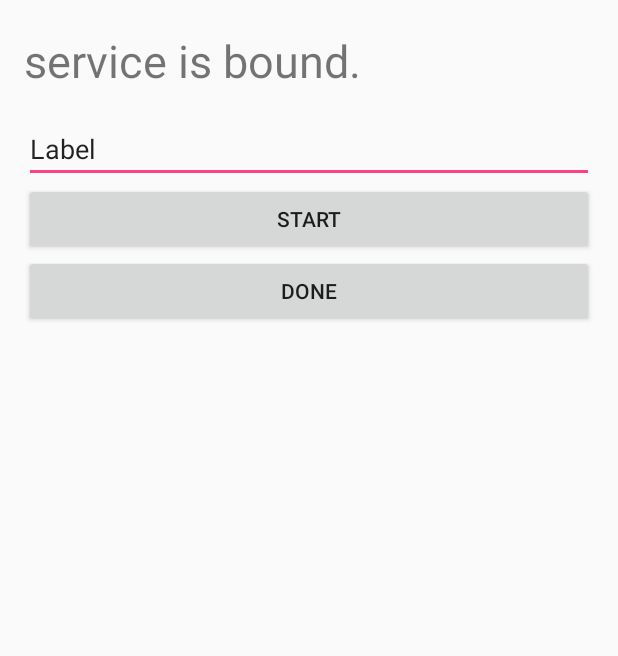
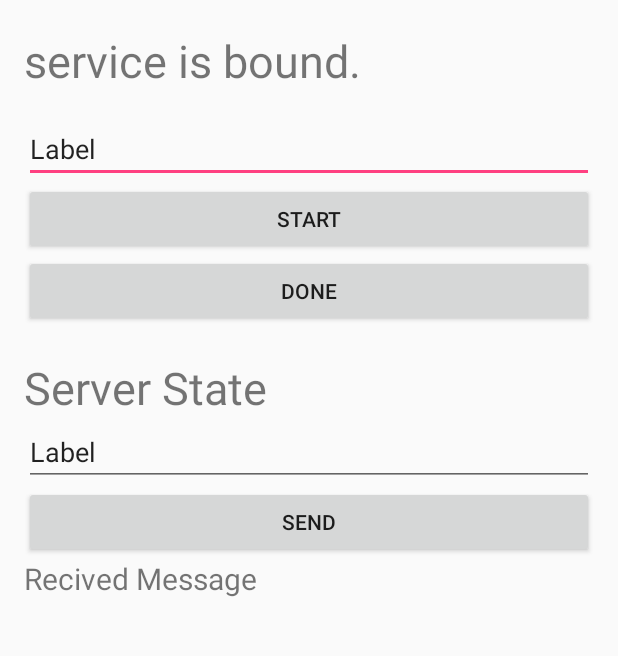
Before and after one commit to cjackie/ActivitiesPrediction, an Android app: the screen it shows after launch (MainActivity), on a phone screen of 412 x 824 dp, the part 137-793 px from its top. Run offline under Robolectric (Android 15) with nearby library versions, the phone set to English and light mode, and no system bars; 1 statement that could not run was skipped.

Commit message:
Socket communication btween phone and server completed

```diff
--- a/ActivityRecognition/mobile/src/main/java/stonybrook/ese/seniordesign/activityrecognition/MainActivity.java
+++ b/ActivityRecognition/mobile/src/main/java/stonybrook/ese/seniordesign/activityrecognition/MainActivity.java
@@ -22,6 +22,11 @@ import com.google.android.gms.wearable.DataItem;
 import com.google.android.gms.wearable.Wearable;
 
 
+import java.net.InetAddress;
+import java.net.InetSocketAddress;
+import java.net.Proxy;
+import java.net.Socket;
+
 import stonybrook.ese.seniordesign.activityrecognition.sensordata.AccelerometerDataItem;
 import stonybrook.ese.seniordesign.activityrecognition.sensordata.GyroscopeDataItem;
 import stonybrook.ese.seniordesign.activityrecognition.sensordata.SensorLocalStorage;
@@ -29,7 +34,8 @@ import stonybrook.ese.seniordesign.activityrecognition.sensordata.SensorLocalSto
 
 
 public class MainActivity extends AppCompatActivity implements ServiceConnection {
-
+    public final static String SERVER_ADDR = "www.kbumsik.net";
+    public final static int SERVER_PORT = 9999;
     public final static String TAG = "ACTIVITY_RECOGNITION_P";
 
     private TextView mStateText;
@@ -38,11 +44,22 @@ public class MainActivity extends AppCompatActivity implements ServiceConnection
     private Button mDoneBtn;
     private SensorDataStoringService mServcie;
 
+    // UI for communication
+    private TextView mCommStateText;
+    private EditText mCommSendMsgText;
+    private Button mCommSendBtn;
+    private TextView mCommRecvMsgText;
+    CommTask commTask;
+
+    // Communication component
+    Socket comm;
+
     @Override
     protected void onCreate(Bundle savedInstanceState) {
         super.onCreate(savedInstanceState);
         setContentView(R.layout.activity_main);
 
+        // Setting Recording components
         mStateText = (TextView)findViewById(R.id.stateText);
         mStartBtn = (Button)findViewById(R.id.startCollect);
         mDoneBtn = (Button)findViewById(R.id.finishCollect);
@@ -77,6 +94,24 @@ public class MainActivity extends AppCompatActivity implements ServiceConnection
         mServcie = null;
         startService(new Intent(this, SensorDataStoringService.class));
         bindService(new Intent(this, SensorDataStoringService.class), this, BIND_ABOVE_CLIENT);
+
+        // Setting Comm UI components
+
+        mCommStateText = (TextView)findViewById(R.id.CommStateText);
+        mCommSendMsgText = (EditText) findViewById(R.id.CommSendMsgText);
+        mCommSendBtn = (Button)findViewById(R.id.CommSendMsgBtn);
+        mCommRecvMsgText = (TextView)findViewById(R.id.CommRecvMsgText);
+
+        // Setting Communication components
+
+        mCommSendBtn.setOnClickListener(new View.OnClickListener() {
+            @Override
+            public void onClick(View view) {
+                commTask = new CommTask(SERVER_ADDR, SERVER_PORT, mCommStateText);
+                byte[] buffer = mCommSendMsgText.getText().toString().getBytes();
+                commTask.execute(buffer);
+            }
+        });
     }
 
     protected void onResume() {
--- a/ActivityRecognition/mobile/src/main/res/layout/activity_main.xml
+++ b/ActivityRecognition/mobile/src/main/res/layout/activity_main.xml
@@ -54,6 +54,38 @@
             android:layout_height="wrap_content"
             android:id="@+id/finishCollect" />
 
+        <!-- Communication components -->
+        <TextView
+            android:id="@+id/CommStateText"
+            android:layout_width="wrap_content"
+            android:layout_height="wrap_content"
+            android:textSize="30sp"
+            android:text="Server State"
+            android:layout_marginTop="20dp"
+            android:layout_below="@+id/textView"
+            android:layout_alignParentStart="true" />
+
+        <EditText
+            android:layout_width="match_parent"
+            android:layout_height="wrap_content"
+            android:inputType="text"
+            android:ems="10"
+            android:id="@+id/CommSendMsgText"
+            android:text="Label" />
+
+        <Button
+            android:text="Send"
+            android:layout_width="match_parent"
+            android:layout_height="wrap_content"
+            android:id="@+id/CommSendMsgBtn" />
+
+        <TextView
+            android:id="@+id/CommRecvMsgText"
+            android:layout_width="wrap_content"
+            android:layout_height="wrap_content"
+            android:textSize="20sp"
+            android:text="Recived Message"
+            android:layout_below="@+id/textView"
+            android:layout_alignParentStart="true" />
     </LinearLayout>
-
 </RelativeLayout>
```
Also changed, not shown: ActivityRecognition/mobile/src/main/java/stonybrook/ese/seniordesign/activityrecognition/CommTask.java (added, +85 -0 lines).
